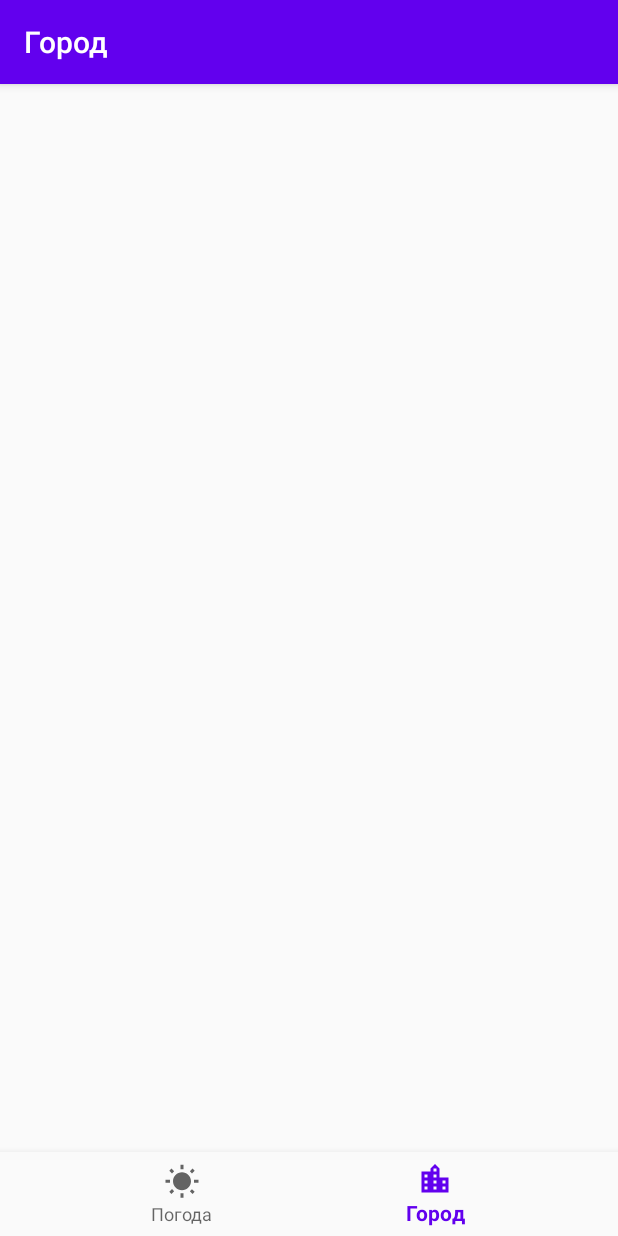
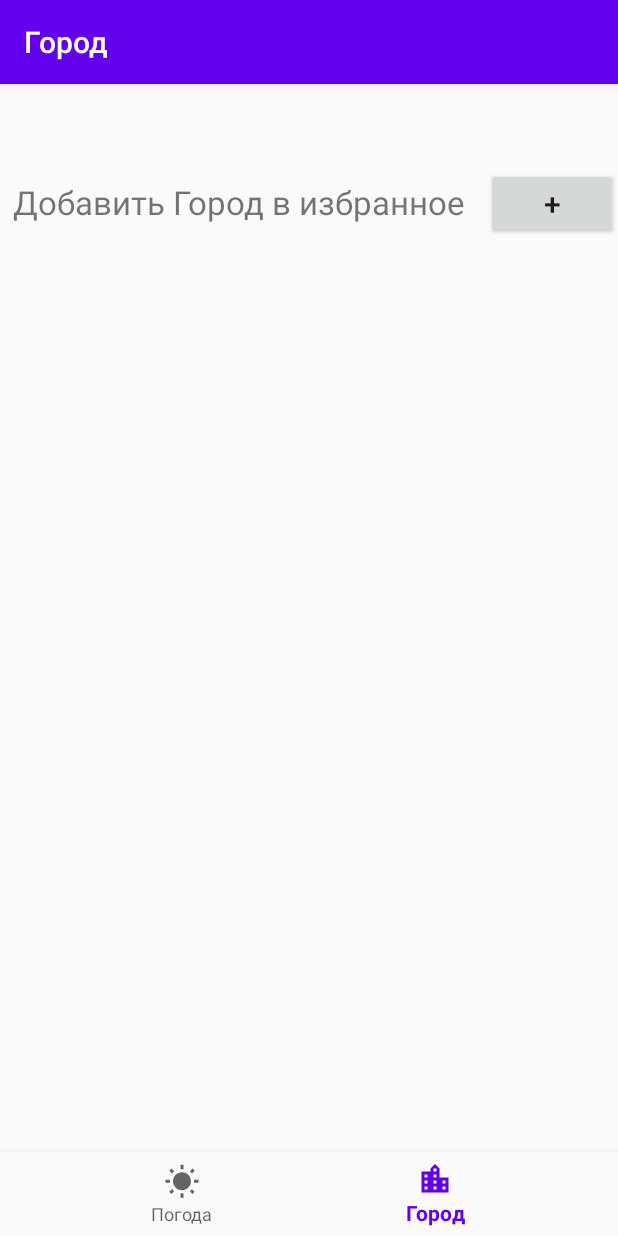
Before and after one commit to B1ZZARRO/perfectWether, an Android app: the DashboardFragment screen opened through its navigation route, on a phone screen of 412 x 824 dp. Run offline under Robolectric (Android 15) with nearby library versions, the phone set to English and light mode, and no system bars; our stand-ins replace navigation-ui; libraries missing offline, so code that uses them is left out: com.jakewharton.retrofit2; 3 statements that could not run were skipped.

Commit message:
14.11(2)

```diff
--- a/app/src/main/java/com/example/perfectweather/ui/dashboard/DashboardFragment.kt
+++ b/app/src/main/java/com/example/perfectweather/ui/dashboard/DashboardFragment.kt
@@ -9,6 +9,10 @@ import androidx.fragment.app.Fragment
 import androidx.lifecycle.Observer
 import androidx.lifecycle.ViewModelProviders
 import com.example.perfectweather.R
+import kotlinx.android.synthetic.main.fragment_dashboard.*
+import kotlinx.coroutines.Dispatchers
+import kotlinx.coroutines.GlobalScope
+import kotlinx.coroutines.launch
 
 class DashboardFragment : Fragment() {
 
@@ -28,4 +32,20 @@ class DashboardFragment : Fragment() {
         //})
         return root
     }
+    override fun onActivityCreated(savedInstanceState: Bundle?) {
+        super.onActivityCreated(savedInstanceState)
+
+        GlobalScope.launch(Dispatchers.Main){
+
+            button.setOnClickListener{
+                val mdf = DialogFragment1()
+                val manager = activity?.supportFragmentManager
+                if (manager != null) {
+                    mdf.show(manager, "myDialog")
+                }
+            }
+
+        }
+    }
+
 }
--- /dev/null
+++ b/app/src/main/res/drawable/anim_clear.xml
@@ -0,0 +1,11 @@
+<?xml version="1.0" encoding="utf-8"?>
+<animation-list xmlns:android="http://schemas.android.com/apk/res/android"
+    android:oneshot="false">
+
+    <item
+        android:duration="130"
+        android:drawable="@drawable/clear"/>
+    <item
+        android:duration="130"
+        android:drawable="@drawable/clear1"/>
+</animation-list>
--- /dev/null
+++ b/app/src/main/res/drawable/anim_cloud.xml
@@ -0,0 +1,11 @@
+<?xml version="1.0" encoding="utf-8"?>
+<animation-list xmlns:android="http://schemas.android.com/apk/res/android"
+    android:oneshot="false">
+
+    <item
+        android:duration="130"
+        android:drawable="@drawable/clouds"/>
+    <item
+        android:duration="130"
+        android:drawable="@drawable/clouds1"/>
+</animation-list>
--- /dev/null
+++ b/app/src/main/res/drawable/anim_mist.xml
@@ -0,0 +1,11 @@
+<?xml version="1.0" encoding="utf-8"?>
+<animation-list xmlns:android="http://schemas.android.com/apk/res/android"
+    android:oneshot="false">
+
+    <item
+        android:duration="130"
+        android:drawable="@drawable/mist"/>
+    <item
+        android:duration="130"
+        android:drawable="@drawable/mist1"/>
+</animation-list>
--- /dev/null
+++ b/app/src/main/res/drawable/anim_rain.xml
@@ -0,0 +1,11 @@
+<?xml version="1.0" encoding="utf-8"?>
+<animation-list xmlns:android="http://schemas.android.com/apk/res/android"
+    android:oneshot="false">
+
+    <item
+        android:duration="130"
+        android:drawable="@drawable/rain"/>
+    <item
+        android:duration="130"
+        android:drawable="@drawable/rain1"/>
+</animation-list>
--- /dev/null
+++ b/app/src/main/res/drawable/anim_snow.xml
@@ -0,0 +1,11 @@
+<?xml version="1.0" encoding="utf-8"?>
+<animation-list xmlns:android="http://schemas.android.com/apk/res/android"
+    android:oneshot="false">
+
+    <item
+        android:duration="130"
+        android:drawable="@drawable/snow"/>
+    <item
+        android:duration="130"
+        android:drawable="@drawable/snow1"/>
+</animation-list>
--- a/app/src/main/res/layout/fragment_dashboard.xml
+++ b/app/src/main/res/layout/fragment_dashboard.xml
@@ -19,4 +19,34 @@
         app:layout_constraintEnd_toEndOf="parent"
         app:layout_constraintStart_toStartOf="parent"
         app:layout_constraintTop_toTopOf="parent" />
+
+    <TextView
+        android:id="@+id/text_Title"
+        android:layout_width="wrap_content"
+        android:layout_height="wrap_content"
+        android:layout_marginStart="8dp"
+        android:layout_marginTop="8dp"
+        android:layout_marginEnd="8dp"
+        android:text="Добавить Город в избранное"
+        android:textAlignment="center"
+        android:textSize="22sp"
+        app:layout_constraintBottom_toBottomOf="parent"
+        app:layout_constraintEnd_toEndOf="parent"
+        app:layout_constraintHorizontal_bias="0.0"
+        app:layout_constraintStart_toStartOf="parent"
+        app:layout_constraintTop_toTopOf="parent"
+        app:layout_constraintVertical_bias="0.0" />
+
+    <Button
+        android:id="@+id/button"
+        android:layout_width="wrap_content"
+        android:layout_height="wrap_content"
+        android:text="+"
+        android:textSize="20sp"
+        app:layout_constraintBottom_toBottomOf="parent"
+        app:layout_constraintEnd_toEndOf="parent"
+        app:layout_constraintHorizontal_bias="1.0"
+        app:layout_constraintStart_toStartOf="parent"
+        app:layout_constraintTop_toTopOf="parent"
+        app:layout_constraintVertical_bias="0.0" />
 </androidx.constraintlayout.widget.ConstraintLayout>
--- a/app/src/main/res/layout/fragment_home.xml
+++ b/app/src/main/res/layout/fragment_home.xml
@@ -64,12 +64,12 @@
     <ImageView
         android:id="@+id/imageView"
         android:layout_width="115dp"
-        android:layout_height="106dp"
+        android:layout_height="115dp"
         app:layout_constraintBottom_toBottomOf="parent"
         app:layout_constraintEnd_toEndOf="parent"
         app:layout_constraintHorizontal_bias="0.743"
         app:layout_constraintStart_toStartOf="parent"
         app:layout_constraintTop_toTopOf="parent"
-        app:layout_constraintVertical_bias="0.232" />
+        app:layout_constraintVertical_bias="0.22" />
 
 </androidx.constraintlayout.widget.ConstraintLayout>
```
Also changed, not shown: app/src/main/java/com/example/perfectweather/ui/dashboard/DialogFragment1.kt (added, +48 -0 lines), app/src/main/java/com/example/perfectweather/ui/home/HomeFragment.kt (+14 -8 lines), app/src/main/res/drawable-v24/clear1.png (added), app/src/main/res/drawable-v24/clouds1.png (added), app/src/main/res/drawable-v24/mist1.png (added), app/src/main/res/drawable-v24/rain1.png (added), app/src/main/res/drawable-v24/snow1.png (added).
